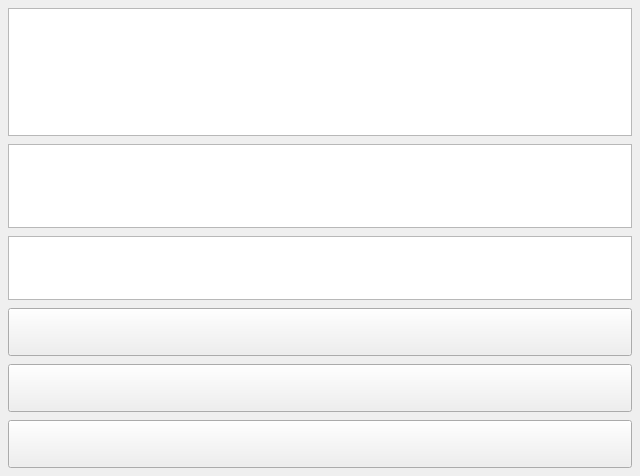
Old version of the form Qt_Widgets_Game/game_window.ui in the repository naertz/PlanetNisha.
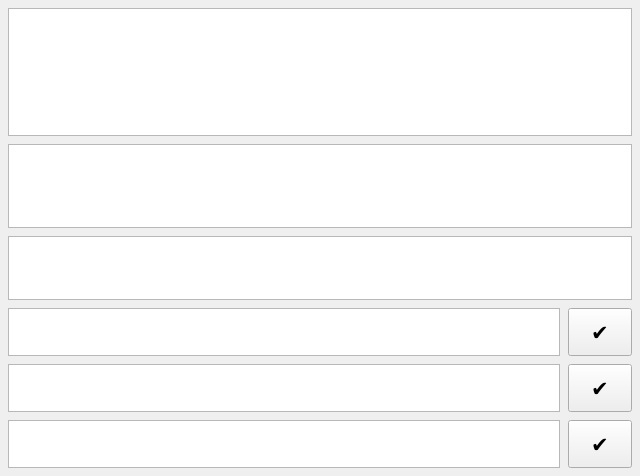
New version of the form.

Commit message: Used text browsers next to buttons to properly display option text

Patch:
```diff
--- a/Qt_Widgets_Game/game_window.ui
+++ b/Qt_Widgets_Game/game_window.ui
@@ -104,9 +104,9 @@
    <widget class="QPushButton" name="first_choice_button">
     <property name="geometry">
      <rect>
-      <x>8</x>
+      <x>568</x>
       <y>308</y>
-      <width>624</width>
+      <width>64</width>
       <height>48</height>
      </rect>
     </property>
@@ -116,16 +116,21 @@
       <verstretch>0</verstretch>
      </sizepolicy>
     </property>
+    <property name="font">
+     <font>
+      <pointsize>16</pointsize>
+     </font>
+    </property>
     <property name="text">
-     <string/>
+     <string>✔</string>
     </property>
    </widget>
    <widget class="QPushButton" name="second_choice_button">
     <property name="geometry">
      <rect>
-      <x>8</x>
+      <x>568</x>
       <y>364</y>
-      <width>624</width>
+      <width>64</width>
       <height>48</height>
      </rect>
     </property>
@@ -135,16 +140,21 @@
       <verstretch>0</verstretch>
      </sizepolicy>
     </property>
+    <property name="font">
+     <font>
+      <pointsize>16</pointsize>
+     </font>
+    </property>
     <property name="text">
-     <string/>
+     <string>✔</string>
     </property>
    </widget>
    <widget class="QPushButton" name="third_choice_button">
     <property name="geometry">
      <rect>
-      <x>8</x>
+      <x>568</x>
       <y>420</y>
-      <width>624</width>
+      <width>64</width>
       <height>48</height>
      </rect>
     </property>
@@ -154,8 +164,82 @@
       <verstretch>0</verstretch>
      </sizepolicy>
     </property>
+    <property name="font">
+     <font>
+      <pointsize>16</pointsize>
+     </font>
+    </property>
     <property name="text">
-     <string/>
+     <string>✔</string>
+    </property>
+   </widget>
+   <widget class="QTextBrowser" name="first_option_text_browser">
+    <property name="geometry">
+     <rect>
+      <x>8</x>
+      <y>308</y>
+      <width>552</width>
+      <height>48</height>
+     </rect>
+    </property>
+    <property name="sizePolicy">
+     <sizepolicy hsizetype="Fixed" vsizetype="Fixed">
+      <horstretch>0</horstretch>
+      <verstretch>0</verstretch>
+     </sizepolicy>
+    </property>
+    <property name="html">
+     <string>&lt;!DOCTYPE HTML PUBLIC &quot;-//W3C//DTD HTML 4.0//EN&quot; &quot;http://www.w3.org/TR/REC-html40/strict.dtd&quot;&gt;
+&lt;html&gt;&lt;head&gt;&lt;meta name=&quot;qrichtext&quot; content=&quot;1&quot; /&gt;&lt;meta charset=&quot;utf-8&quot; /&gt;&lt;style type=&quot;text/css&quot;&gt;
+p, li { white-space: pre-wrap; }
+&lt;/style&gt;&lt;/head&gt;&lt;body style=&quot; font-family:'Sans Serif'; font-size:9pt; font-weight:400; font-style:normal;&quot;&gt;
+&lt;p style=&quot;-qt-paragraph-type:empty; margin-top:0px; margin-bottom:0px; margin-left:0px; margin-right:0px; -qt-block-indent:0; text-indent:0px;&quot;&gt;&lt;br /&gt;&lt;/p&gt;&lt;/body&gt;&lt;/html&gt;</string>
+    </property>
+   </widget>
+   <widget class="QTextBrowser" name="second_option_text_browser">
+    <property name="geometry">
+     <rect>
+      <x>8</x>
+      <y>364</y>
+      <width>552</width>
+      <height>48</height>
+     </rect>
+    </property>
+    <property name="sizePolicy">
+     <sizepolicy hsizetype="Fixed" vsizetype="Fixed">
+      <horstretch>0</horstretch>
+      <verstretch>0</verstretch>
+     </sizepolicy>
+    </property>
+    <property name="html">
+     <string>&lt;!DOCTYPE HTML PUBLIC &quot;-//W3C//DTD HTML 4.0//EN&quot; &quot;http://www.w3.org/TR/REC-html40/strict.dtd&quot;&gt;
+&lt;html&gt;&lt;head&gt;&lt;meta name=&quot;qrichtext&quot; content=&quot;1&quot; /&gt;&lt;meta charset=&quot;utf-8&quot; /&gt;&lt;style type=&quot;text/css&quot;&gt;
+p, li { white-space: pre-wrap; }
+&lt;/style&gt;&lt;/head&gt;&lt;body style=&quot; font-family:'Sans Serif'; font-size:9pt; font-weight:400; font-style:normal;&quot;&gt;
+&lt;p style=&quot;-qt-paragraph-type:empty; margin-top:0px; margin-bottom:0px; margin-left:0px; margin-right:0px; -qt-block-indent:0; text-indent:0px;&quot;&gt;&lt;br /&gt;&lt;/p&gt;&lt;/body&gt;&lt;/html&gt;</string>
+    </property>
+   </widget>
+   <widget class="QTextBrowser" name="third_option_text_browser">
+    <property name="geometry">
+     <rect>
+      <x>8</x>
+      <y>420</y>
+      <width>552</width>
+      <height>48</height>
+     </rect>
+    </property>
+    <property name="sizePolicy">
+     <sizepolicy hsizetype="Fixed" vsizetype="Fixed">
+      <horstretch>0</horstretch>
+      <verstretch>0</verstretch>
+     </sizepolicy>
+    </property>
+    <property name="html">
+     <string>&lt;!DOCTYPE HTML PUBLIC &quot;-//W3C//DTD HTML 4.0//EN&quot; &quot;http://www.w3.org/TR/REC-html40/strict.dtd&quot;&gt;
+&lt;html&gt;&lt;head&gt;&lt;meta name=&quot;qrichtext&quot; content=&quot;1&quot; /&gt;&lt;meta charset=&quot;utf-8&quot; /&gt;&lt;style type=&quot;text/css&quot;&gt;
+p, li { white-space: pre-wrap; }
+&lt;/style&gt;&lt;/head&gt;&lt;body style=&quot; font-family:'Sans Serif'; font-size:9pt; font-weight:400; font-style:normal;&quot;&gt;
+&lt;p style=&quot;-qt-paragraph-type:empty; margin-top:0px; margin-bottom:0px; margin-left:0px; margin-right:0px; -qt-block-indent:0; text-indent:0px;&quot;&gt;&lt;br /&gt;&lt;/p&gt;&lt;/body&gt;&lt;/html&gt;</string>
     </property>
    </widget>
   </widget>
```
Left out of the diff: 64 changed lines with no effect on the pictures. The commit also changes 1 other file.
